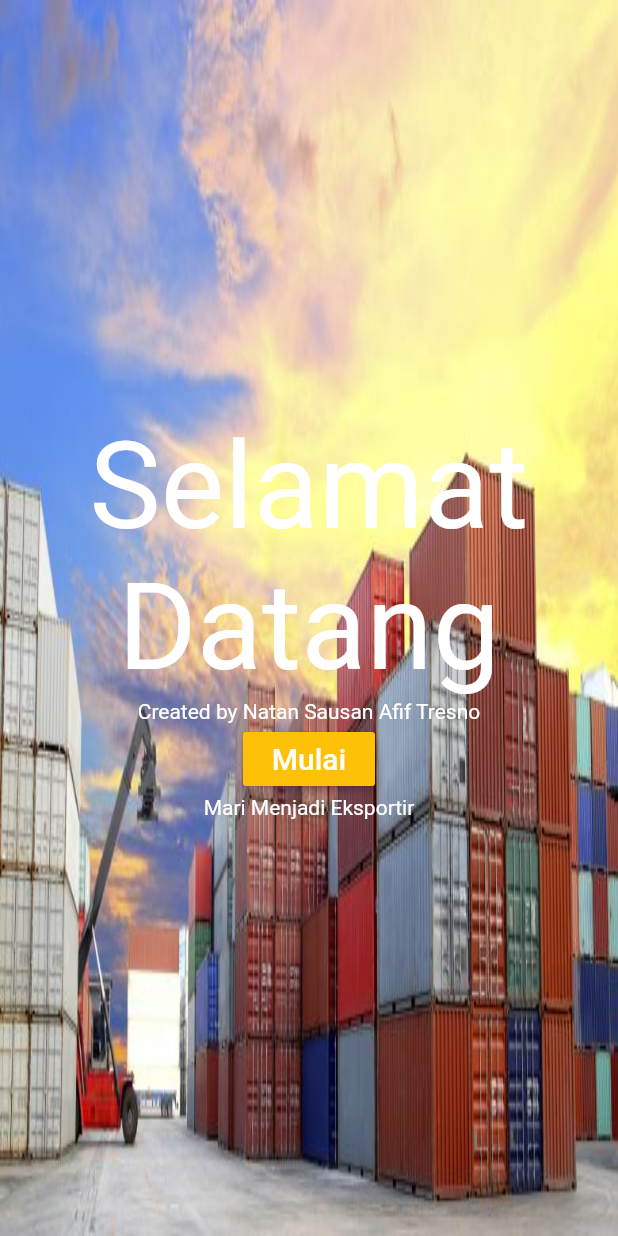
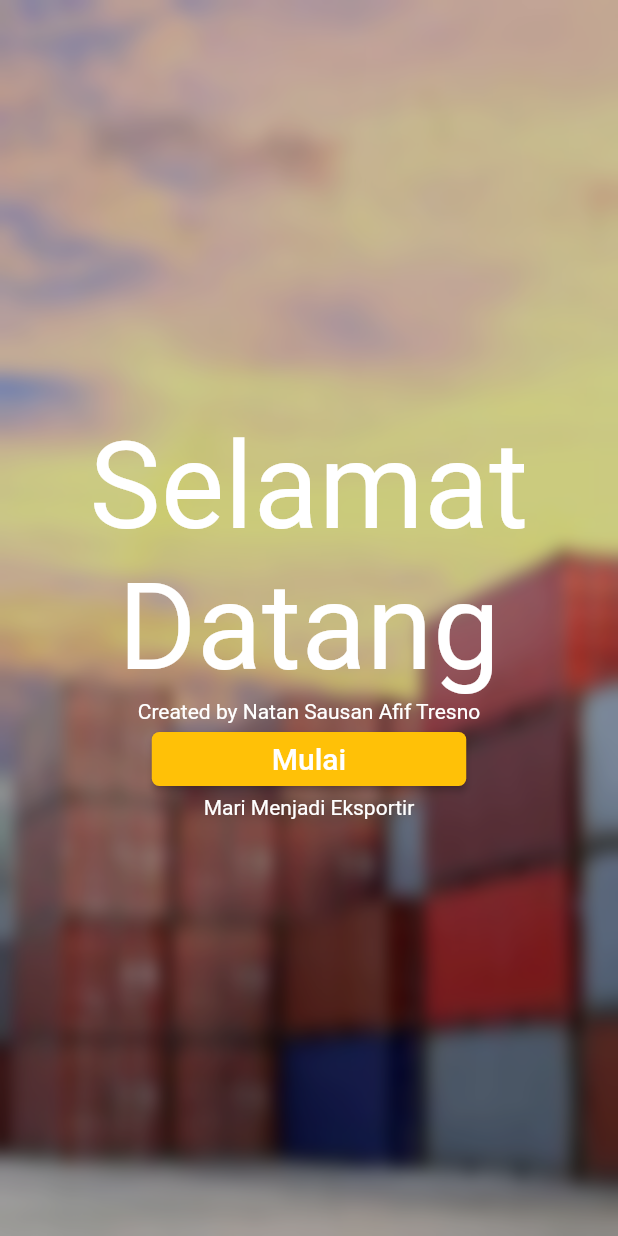
Before and after one commit to prasetiyo28/eksporApp, a Flutter app: the screen it shows after launch, on a phone screen of 412 x 824 dp. Run offline on Flutter 3.47's test engine with Material 2 defaults, Android fonts, the light colour scheme and no system bars.

Commit message:
make blurry on background welcome

```diff
--- a/lib/main.dart
+++ b/lib/main.dart
@@ -1,3 +1,5 @@
+import 'dart:ui' as prefix0;
+
 import 'package:flutter/material.dart';
 
 void main() {
@@ -23,7 +25,17 @@ class _MyAppState extends State<MyApp> {
               'assets/building.jpg',
               width: size.width,
               height: size.height,
-              fit: BoxFit.fill,
+              fit: BoxFit.cover,
+            ),
+          ),
+          Container(
+            child: BackdropFilter(
+              filter: prefix0.ImageFilter.blur(sigmaX: 5, sigmaY: 6),
+              child: Container(
+                decoration: BoxDecoration(
+                  color: Colors.black.withOpacity(0.2),
+                )
+              ),
             ),
           ),
           Container(
@@ -42,6 +54,12 @@ class _MyAppState extends State<MyApp> {
                   ButtonTheme(
                     buttonColor: Colors.amber,
                     child: RaisedButton(
+                      padding: EdgeInsets.only(right: 80, left: 80),
+
+                      shape: RoundedRectangleBorder(
+                        borderRadius: BorderRadius.circular(5)
+
+                      ),
                       onPressed: () {},
                       child: Text(
                         "Mulai",
```
